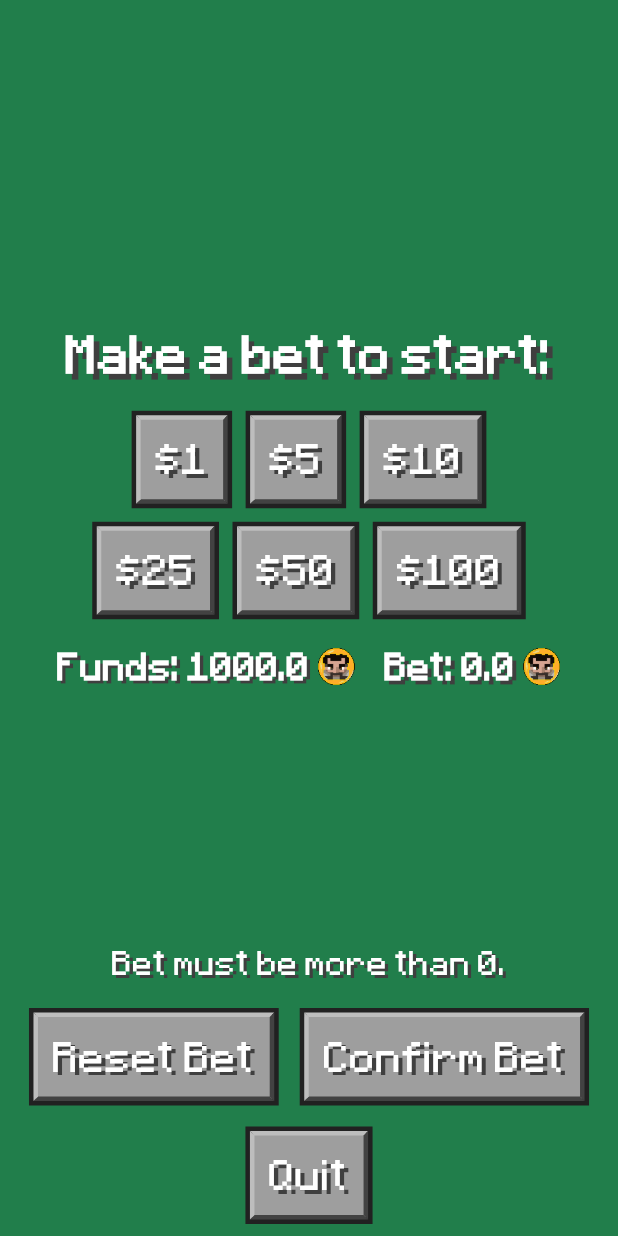
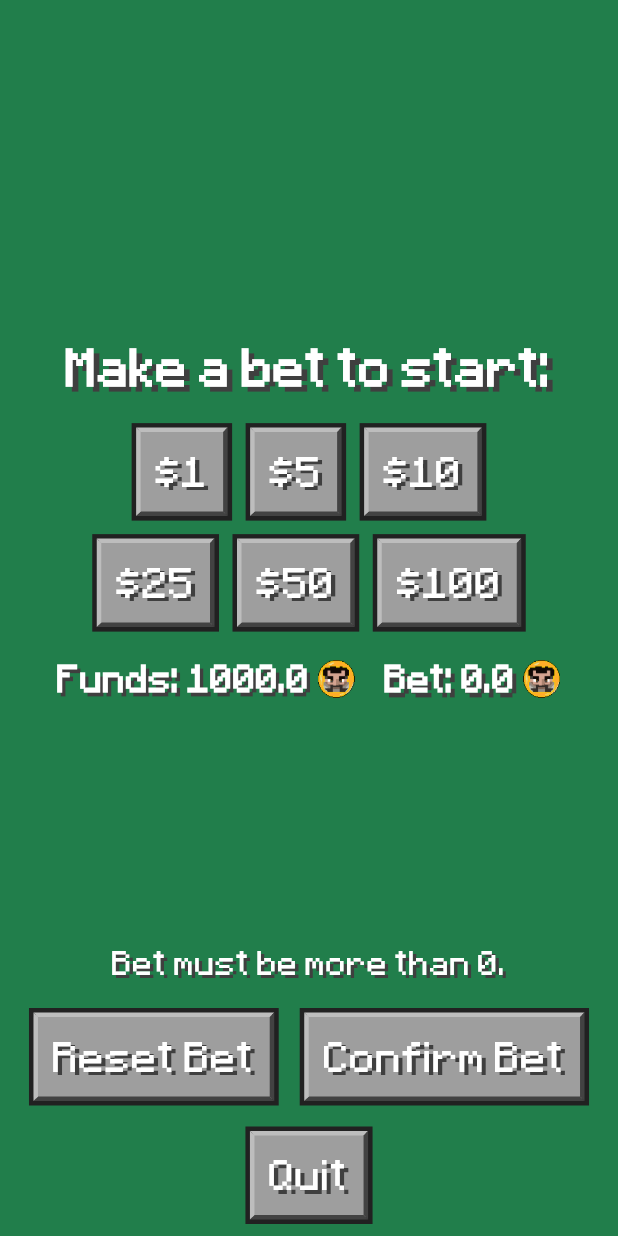
Before and after one commit to hdaren2/JackBlack, a Flutter app: the SinglePlayer screen opened directly, after a tap on "Confirm Bet", on a phone screen of 412 x 824 dp. Run offline on Flutter 3.47's test engine with Material 3 defaults, Android fonts, the phone set to English and light mode, and no system bars; our stand-ins replace supabase_flutter; missing offline and left inert: flutter_webrtc; accounts and stored records are empty.

Commit message:
Fixed text in safe area

```diff
--- a/jackblack/lib/single_player_game.dart
+++ b/jackblack/lib/single_player_game.dart
@@ -94,6 +94,7 @@ class _SinglePlayerState extends State<SinglePlayer> {
 
   void confirmInitialBet() {
     setState(() {
+      _isInitialDeal = true;
       _game.confirmInitialBet(player);
     });
   }
@@ -107,11 +108,11 @@ class _SinglePlayerState extends State<SinglePlayer> {
           child: Column(
             children: [
               SizedBox(
-                height: MediaQuery.of(context).size.height * 0.07,
+                height: MediaQuery.of(context).size.height * 0.09,
                 child: _buildStatsSection(),
               ),
               SizedBox(
-                height: MediaQuery.of(context).size.height * 0.68,
+                height: MediaQuery.of(context).size.height * 0.66,
                 child: _buildGameSection(),
               ),
               SizedBox(
@@ -241,7 +242,7 @@ class _SinglePlayerState extends State<SinglePlayer> {
             fontFamily: 'Minecraft',
             shadows: [
               Shadow(
-                offset: Offset(2.4, 2.4),
+                offset: Offset(2, 2),
                 blurRadius: 0,
                 color: Color.fromRGBO(63, 63, 63, 1),
               ),
@@ -283,7 +284,7 @@ class _SinglePlayerState extends State<SinglePlayer> {
             fontSize: 14,
             color: Colors.white,
             fontFamily: 'Minecraft',
-            shadows: [Shadow(offset:Offset(2.4, 2.4), blurRadius: 0, color: Color.fromRGBO(63, 63, 63, 1))]
+            shadows: [Shadow(offset:Offset(2, 2), blurRadius: 0, color: Color.fromRGBO(63, 63, 63, 1))]
           ),
         ),
         SizedBox(height: 10),
@@ -322,7 +323,7 @@ class _SinglePlayerState extends State<SinglePlayer> {
                       fontSize: 14,
                       color: Colors.white,
                       fontFamily: 'Minecraft',
-                      shadows: [Shadow(offset: Offset(3, 2.7), blurRadius: 0, color: Color.fromRGBO(63, 63, 63, 1))]
+                      shadows: [Shadow(offset: Offset(2, 2), blurRadius: 0, color: Color.fromRGBO(63, 63, 63, 1))]
                     ),
                   ),
                 );
@@ -568,6 +569,7 @@ Widget _buildStatsSection() {
     return Column(
       mainAxisAlignment: MainAxisAlignment.end,
       children: [
+        SizedBox(height: 45),
         Padding(
           padding: const EdgeInsets.fromLTRB(20, 0, 20, 0),
           child: Row(
```
